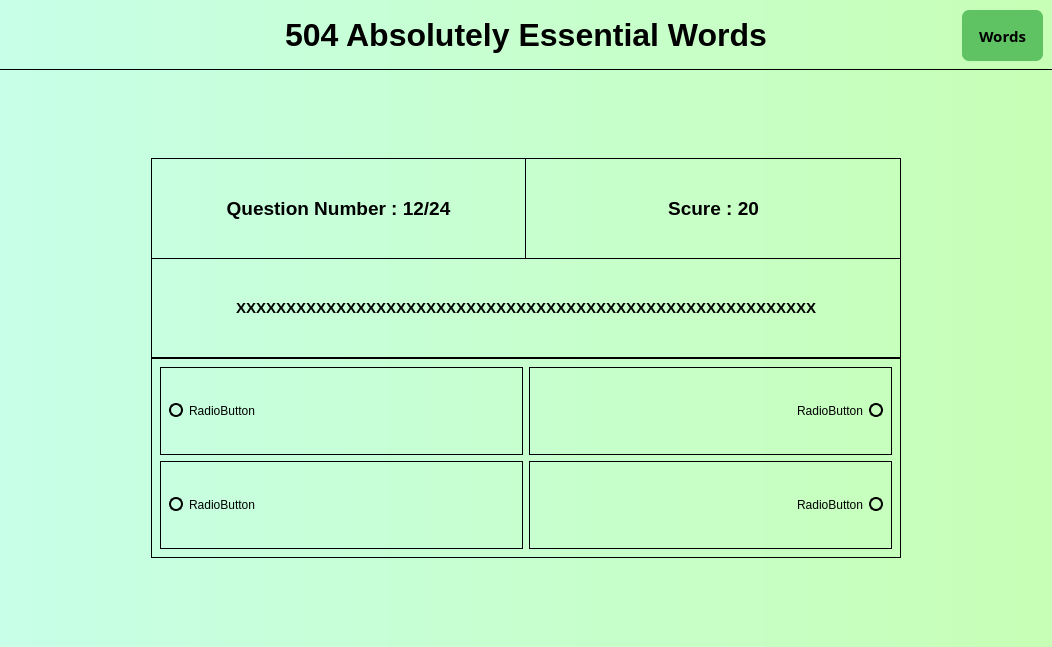
Qt form secondpage.ui (matin0303/504-absolutely-essential-words) before a commit.
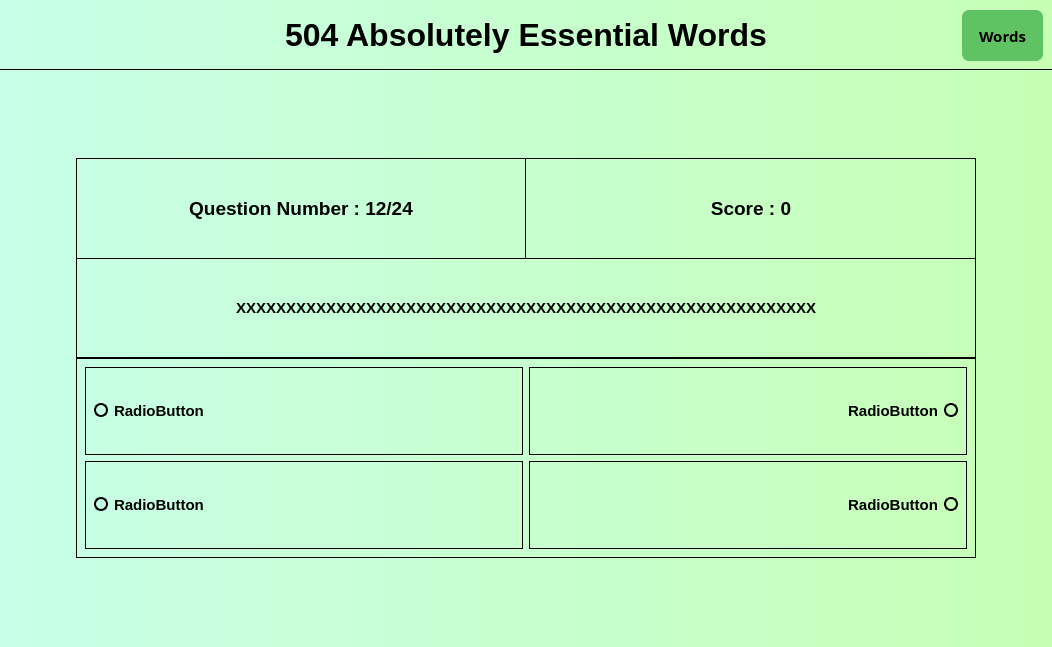
The same form after that commit. Icons and pictures are not drawn.

Commit message: fix exams and added radio buttons on click functions

Diff of the .ui file:
```diff
--- a/secondpage.ui
+++ b/secondpage.ui
@@ -31,6 +31,9 @@
    </property>
    <item row="0" column="0">
     <widget class="QStackedWidget" name="stackedWidget">
+     <property name="midLineWidth">
+      <number>0</number>
+     </property>
      <property name="currentIndex">
       <number>0</number>
      </property>
@@ -242,7 +245,7 @@
            <widget class="QWidget" name="widget_15" native="true">
             <property name="minimumSize">
              <size>
-              <width>750</width>
+              <width>900</width>
               <height>400</height>
              </size>
             </property>
@@ -372,7 +375,7 @@
 border:none;</string>
                         </property>
                         <property name="text">
-                         <string>Scure : 20</string>
+                         <string>Score : 0</string>
                         </property>
                         <property name="alignment">
                          <set>Qt::AlignCenter</set>
@@ -388,6 +391,21 @@
                 <item>
                  <widget class="QWidget" name="widget_23" native="true">
                   <layout class="QVBoxLayout" name="verticalLayout_19">
+                   <property name="spacing">
+                    <number>0</number>
+                   </property>
+                   <property name="leftMargin">
+                    <number>0</number>
+                   </property>
+                   <property name="topMargin">
+                    <number>0</number>
+                   </property>
+                   <property name="rightMargin">
+                    <number>0</number>
+                   </property>
+                   <property name="bottomMargin">
+                    <number>0</number>
+                   </property>
                    <item>
                     <widget class="QLabel" name="qs_label">
                      <property name="font">
@@ -445,6 +463,13 @@
                   <layout class="QVBoxLayout" name="verticalLayout">
                    <item>
                     <widget class="QRadioButton" name="radio1">
+                     <property name="font">
+                      <font>
+                       <pointsize>11</pointsize>
+                       <italic>false</italic>
+                       <bold>true</bold>
+                      </font>
+                     </property>
                      <property name="styleSheet">
                       <string notr="true">color: rgb(0, 0, 0);
 border:none;</string>
@@ -465,6 +490,12 @@
                   <layout class="QVBoxLayout" name="verticalLayout_14">
                    <item>
                     <widget class="QRadioButton" name="radio2">
+                     <property name="font">
+                      <font>
+                       <pointsize>11</pointsize>
+                       <bold>true</bold>
+                      </font>
+                     </property>
                      <property name="layoutDirection">
                       <enum>Qt::RightToLeft</enum>
                      </property>
@@ -494,6 +525,12 @@
                   <layout class="QVBoxLayout" name="verticalLayout_15">
                    <item>
                     <widget class="QRadioButton" name="radio3">
+                     <property name="font">
+                      <font>
+                       <pointsize>11</pointsize>
+                       <bold>true</bold>
+                      </font>
+                     </property>
                      <property name="styleSheet">
                       <string notr="true">color: rgb(0, 0, 0);
 border:none;</string>
@@ -514,6 +551,12 @@
                   <layout class="QVBoxLayout" name="verticalLayout_16">
                    <item>
                     <widget class="QRadioButton" name="radio4">
+                     <property name="font">
+                      <font>
+                       <pointsize>11</pointsize>
+                       <bold>true</bold>
+                      </font>
+                     </property>
                      <property name="layoutDirection">
                       <enum>Qt::RightToLeft</enum>
                      </property>
```
Left out of the diff: 2 changed lines with no effect on the pictures. The commit also changes 3 other files.
